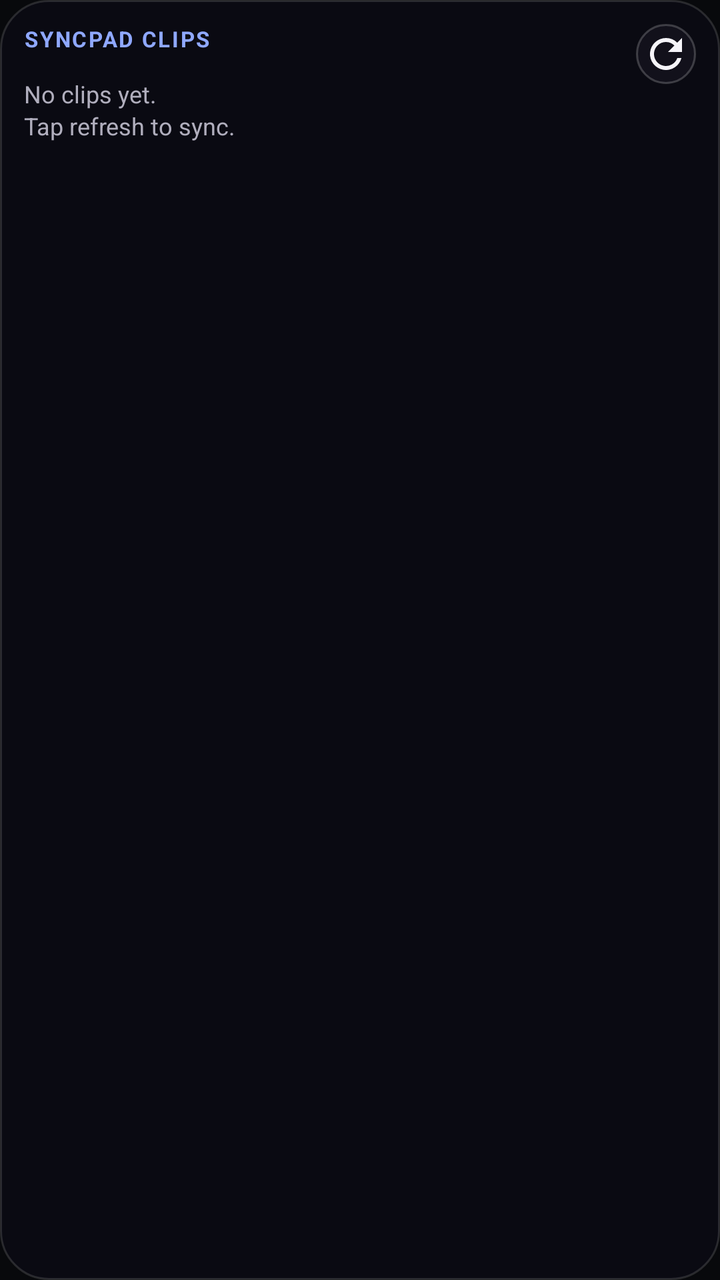
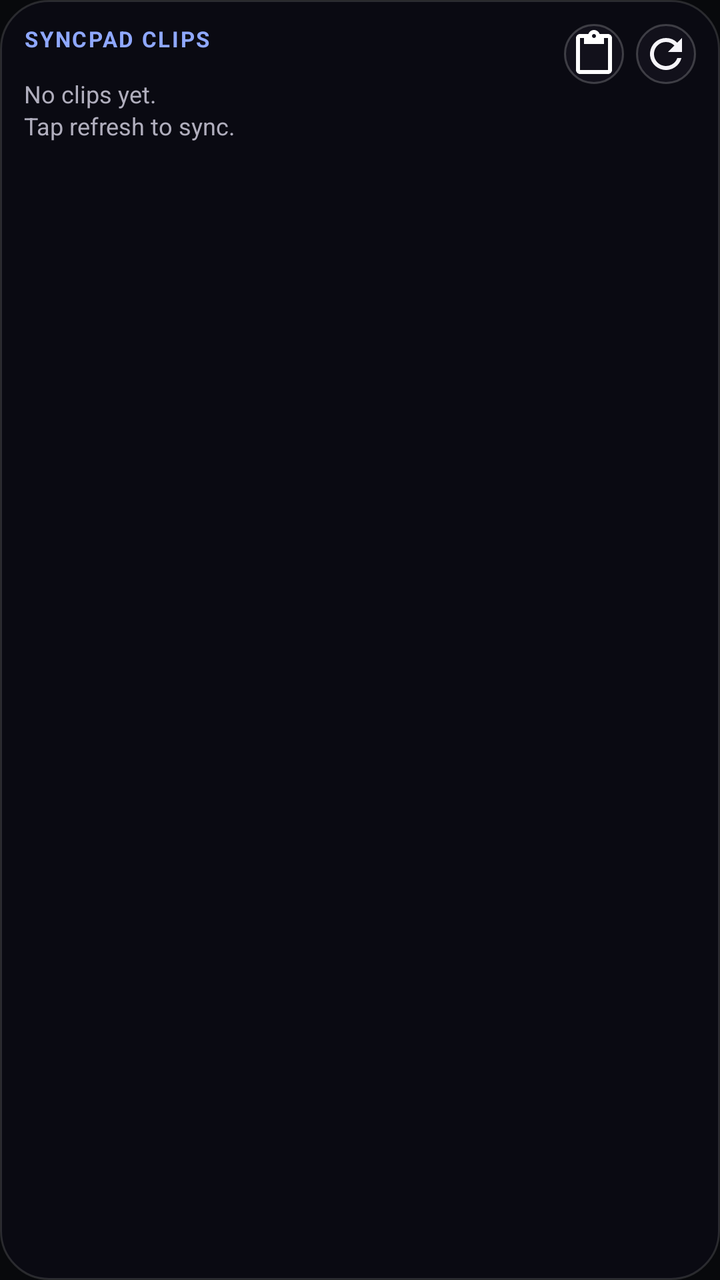

An Android layout rendered at two revisions. The XML below is the earlier revision; the diff shows what the commit changed to produce the second picture.
<!-- AndroidManifest.xml: application theme Theme.HeyAndroid -->
<!-- res/layout/widget_syncpad.xml -->
<?xml version="1.0" encoding="utf-8"?>
<RelativeLayout xmlns:android="http://schemas.android.com/apk/res/android"
    android:layout_width="match_parent"
    android:layout_height="match_parent"
    android:background="@drawable/widget_brief_bg"
    android:padding="12dp">

    <TextView
        android:id="@+id/widget_syncpad_title"
        android:layout_width="wrap_content"
        android:layout_height="wrap_content"
        android:layout_alignParentStart="true"
        android:layout_alignParentTop="true"
        android:letterSpacing="0.08"
        android:text="@string/widget_syncpad_title"
        android:textAllCaps="true"
        android:textColor="#8FA8FF"
        android:textSize="11sp"
        android:textStyle="bold" />

    <ImageButton
        android:id="@+id/widget_syncpad_refresh"
        android:layout_width="30dp"
        android:layout_height="30dp"
        android:layout_alignParentEnd="true"
        android:layout_alignParentTop="true"
        android:layout_centerVertical="true"
        android:background="@drawable/widget_refresh_bg"
        android:contentDescription="@string/widget_syncpad_refresh"
        android:padding="7dp"
        android:src="@drawable/ic_refresh" />

    <LinearLayout
        android:id="@+id/widget_syncpad_clips"
        android:layout_width="match_parent"
        android:layout_height="wrap_content"
        android:layout_below="@id/widget_syncpad_title"
        android:layout_marginTop="8dp"
        android:orientation="vertical" />

    <TextView
        android:id="@+id/widget_syncpad_empty"
        android:layout_width="match_parent"
        android:layout_height="wrap_content"
        android:layout_below="@id/widget_syncpad_title"
        android:layout_marginTop="12dp"
        android:lineSpacingExtra="2dp"
        android:text="@string/widget_syncpad_empty"
        android:textColor="#B0AEBD"
        android:textSize="12sp" />
</RelativeLayout>
<!-- resources referenced by this layout -->
<resources>
  <!-- drawable ic_refresh (drawable) -->
  <vector xmlns:android="http://schemas.android.com/apk/res/android"
      android:width="24dp"
      android:height="24dp"
      android:viewportWidth="24"
      android:viewportHeight="24">
      <path
          android:fillColor="#F5F4F9"
          android:pathData="M17.65,6.35A7.95,7.95 0,0 0,12 4a8,8 0,1 0,7.73 10h-2.08A6,6 0,1 1,12 6c1.66,0 3.14,0.69 4.22,1.78L13 11h7V4z" />
  </vector>
  <!-- drawable widget_brief_bg (drawable) -->
  <?xml version="1.0" encoding="utf-8"?>
  <shape xmlns:android="http://schemas.android.com/apk/res/android"
      android:shape="rectangle">
      <corners android:radius="24dp" />
      <solid android:color="#F20B0B12" />
      <stroke
          android:width="1dp"
          android:color="#22FFFFFF" />
  </shape>
  <!-- drawable widget_refresh_bg (drawable) -->
  <?xml version="1.0" encoding="utf-8"?>
  <shape xmlns:android="http://schemas.android.com/apk/res/android"
      android:shape="oval">
      <solid android:color="#59201E2B" />
      <stroke
          android:width="1dp"
          android:color="#33FFFFFF" />
  </shape>
  <string name="widget_syncpad_empty">No clips yet.\nTap refresh to sync.</string>
  <string name="widget_syncpad_refresh">Refresh clips</string>
  <string name="widget_syncpad_title">SyncPad clips</string>
  <style name="Theme.HeyAndroid" parent="android:Theme.Material.NoActionBar">
          <item name="android:windowBackground">@color/app_background</item>
          <item name="android:statusBarColor">@android:color/transparent</item>
          <item name="android:navigationBarColor">@android:color/transparent</item>
          <item name="android:windowLightStatusBar">false</item>
          <item name="android:windowLightNavigationBar">false</item>
      </style>
  <color name="app_background">#FF08090C</color>
</resources>

<!-- the commit's change to res/layout/widget_syncpad.xml (unified diff, before → after) -->
@@ -30,6 +30,19 @@
         android:padding="7dp"
         android:src="@drawable/ic_refresh" />
 
+    <ImageButton
+        android:id="@+id/widget_syncpad_paste"
+        android:layout_width="30dp"
+        android:layout_height="30dp"
+        android:layout_alignParentTop="true"
+        android:layout_centerVertical="true"
+        android:layout_marginEnd="6dp"
+        android:layout_toStartOf="@id/widget_syncpad_refresh"
+        android:background="@drawable/widget_refresh_bg"
+        android:contentDescription="@string/widget_syncpad_paste"
+        android:padding="7dp"
+        android:src="@drawable/ic_paste" />
+
     <LinearLayout
         android:id="@+id/widget_syncpad_clips"
         android:layout_width="match_parent"
<!-- resource entries referenced after the edit -->
@@ -1,5 +1,16 @@
 <!-- resources referenced by this layout -->
 <resources>
+  <!-- drawable ic_paste (drawable) -->
+  <vector xmlns:android="http://schemas.android.com/apk/res/android"
+      android:width="24dp"
+      android:height="24dp"
+      android:viewportWidth="24"
+      android:viewportHeight="24"
+      android:tint="#FFFFFF">
+      <path
+          android:fillColor="#FFFFFFFF"
+          android:pathData="M19,2h-4.18C14.4,0.84 13.3,0 12,0S9.6,0.84 9.18,2H5C3.9,2 3,2.9 3,4v16c0,1.1 0.9,2 2,2h14c1.1,0 2,-0.9 2,-2V4C21,2.9 20.1,2 19,2zM12,2c0.55,0 1,0.45 1,1s-0.45,1 -1,1 -1,-0.45 -1,-1 0.45,-1 1,-1zM19,20H5V4h2v3h10V4h2V20z" />
+  </vector>
   <!-- drawable ic_refresh (drawable) -->
   <vector xmlns:android="http://schemas.android.com/apk/res/android"
       android:width="24dp"
@@ -30,6 +41,7 @@
           android:color="#33FFFFFF" />
   </shape>
   <string name="widget_syncpad_empty">No clips yet.\nTap refresh to sync.</string>
+  <string name="widget_syncpad_paste">Paste clipboard into SyncPad</string>
   <string name="widget_syncpad_refresh">Refresh clips</string>
   <string name="widget_syncpad_title">SyncPad clips</string>
   <style name="Theme.HeyAndroid" parent="android:Theme.Material.NoActionBar">
